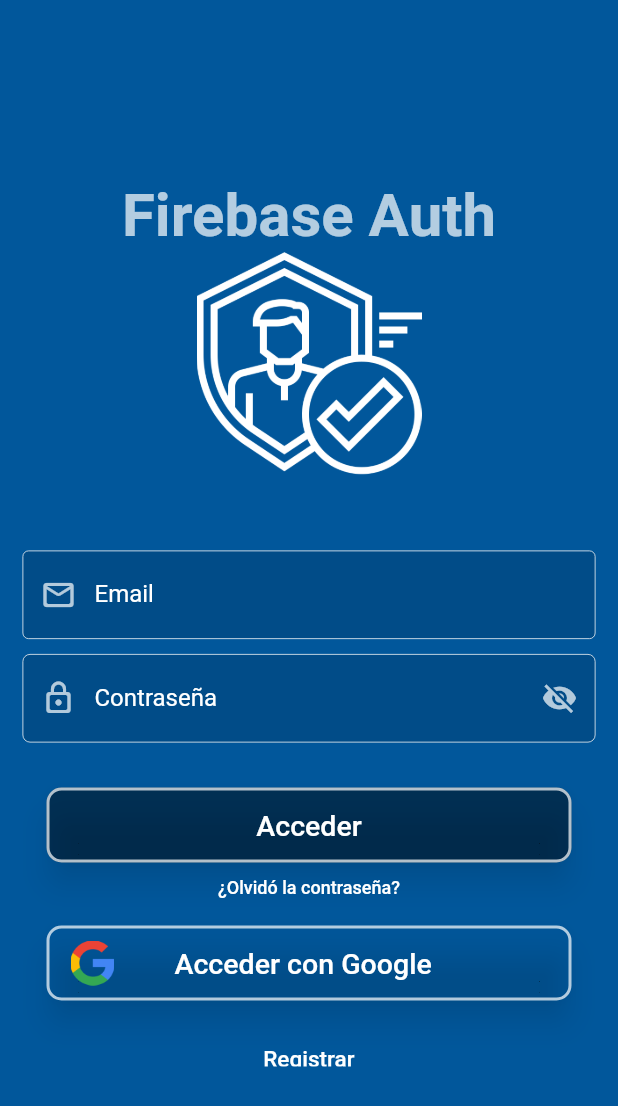
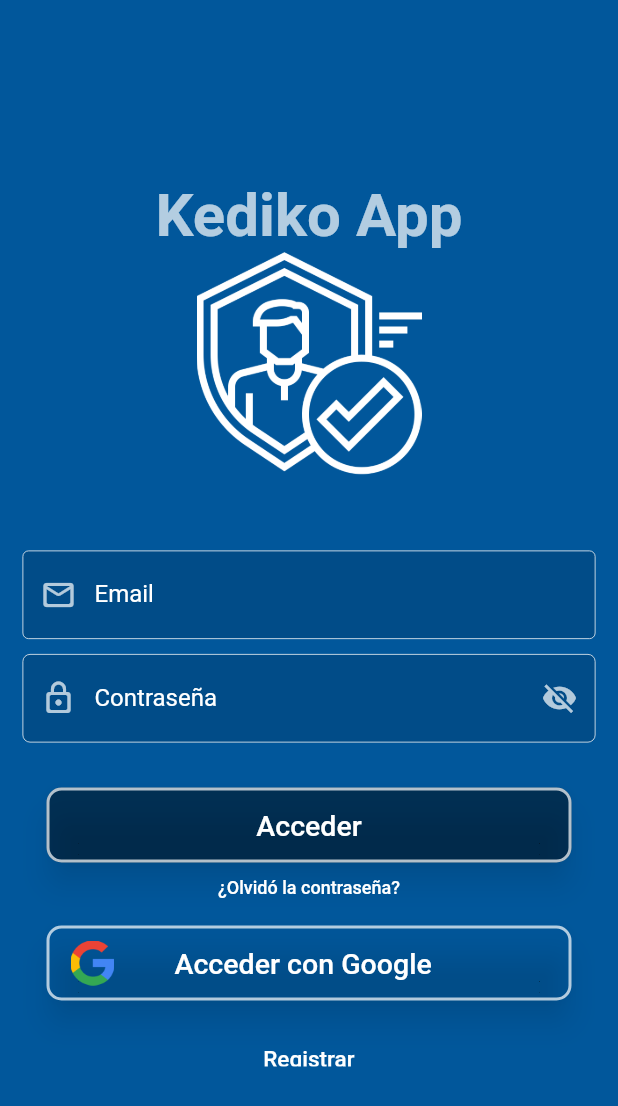
Before and after one commit to sebas159fors/AppKedikoOficial, a Flutter app: the screen it shows after launch, on a phone screen of 412 x 824 dp. Shown: the top 1106 px of the screen. Run offline on Flutter 3.47's test engine with Material 2 defaults, Android fonts, the phone set to English and light mode, and no system bars; our stand-ins replace carousel_slider, cloud_firestore, curved_navigation_bar, firebase_auth, firebase_core, flutter_swiper and 2 more; missing offline and left inert: dart:ffi; accounts and stored records are empty.

Commit message:
Update app.dart

```diff
--- a/appkedikooficial/lib/src/app.dart
+++ b/appkedikooficial/lib/src/app.dart
@@ -155,7 +155,7 @@ class _LoginState extends State<Login> {
               Padding(
                 padding: const EdgeInsets.only(top: 120.0, bottom: 0.0),
                 child: Text(
-                  'Firebase Auth',
+                  'Kediko App',
                   style: TextStyle(
                     fontSize: 40,
                     color: Colors.white70,
```
